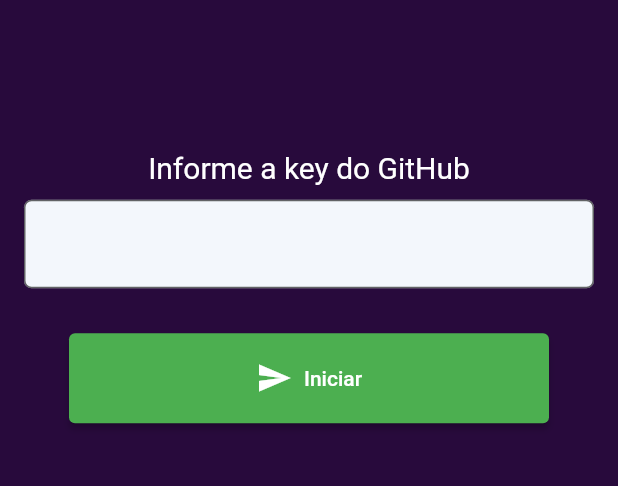
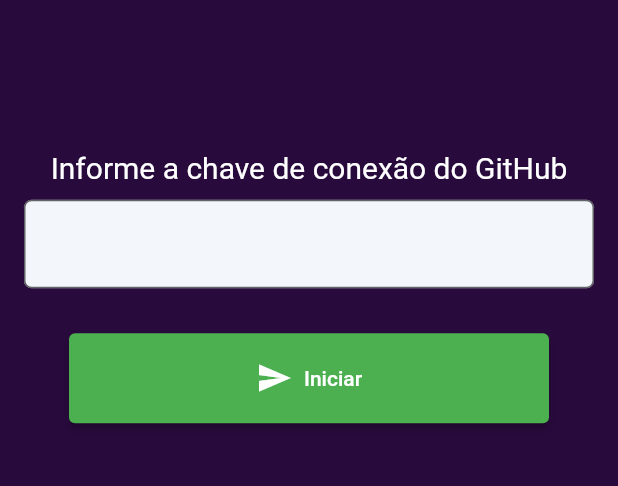
Before and after one commit to danilosouza55/app_github, a Flutter app: the screen it shows after launch, on a phone screen of 412 x 824 dp, the part 410-896 px from its top. Run offline on Flutter 3.47's test engine with Material 2 defaults, Android fonts, the light colour scheme and no system bars; our stand-ins replace dartz, logger; accounts and stored records are empty; Roboto replaces fonts that are missing (SharonSans).

Commit message:
Teste deploy

```diff
--- a/lib/src/presenter/page/login_page.dart
+++ b/lib/src/presenter/page/login_page.dart
@@ -46,7 +46,7 @@
                   height: 100,
                 ),
                 InputText(
-                  titulo: 'Informe a key do GitHub',
+                  titulo: 'Informe a chave de conexão do GitHub',
                   isNull: false,
                   controller: keyController,
                   icon: Icons.password,
```
Also changed, not shown: 2 other files.
